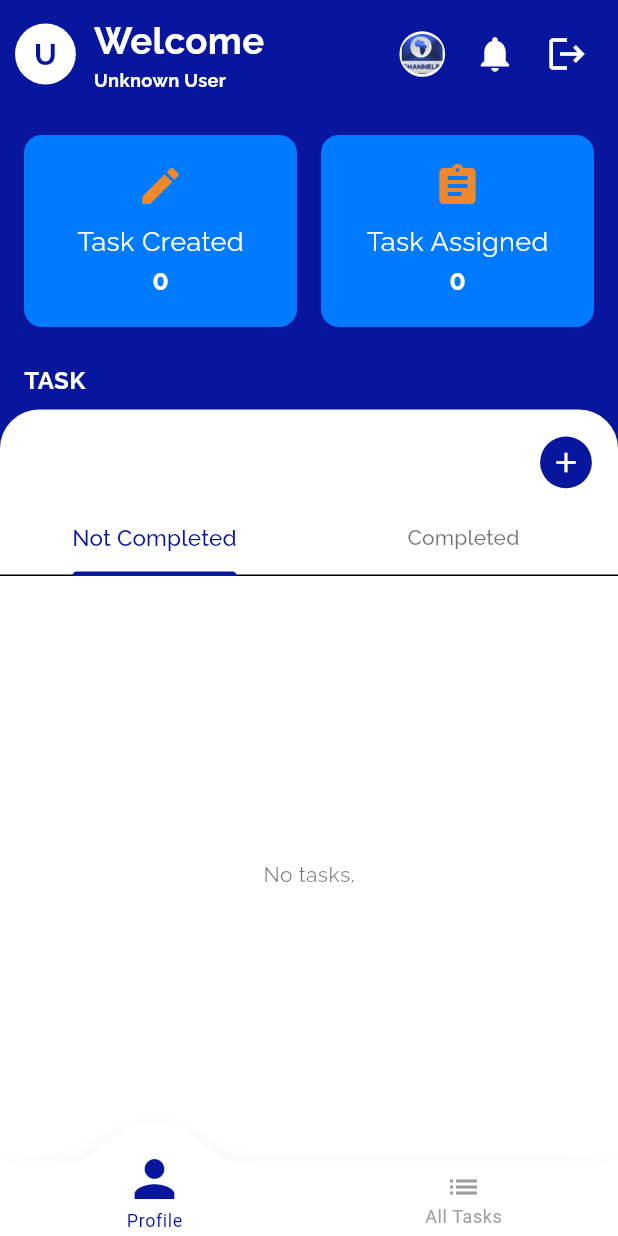
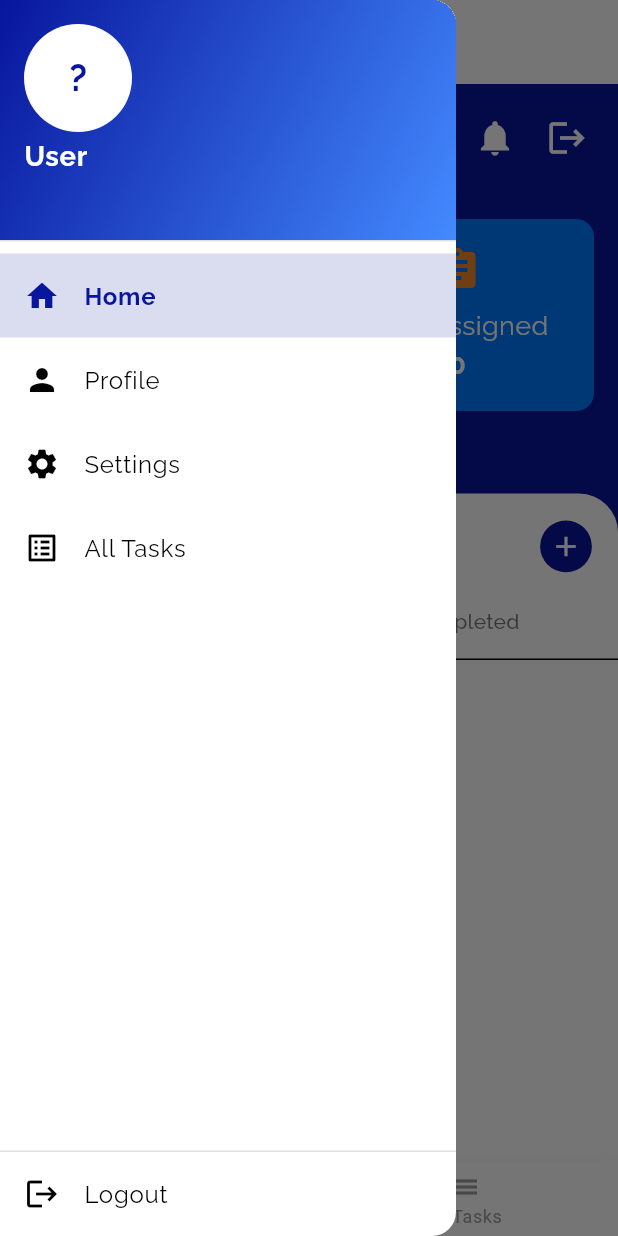
Before and after one commit to danielcyudoncy/task, a Flutter app: the HomeScreen screen opened by its route, with the side drawer open (before the commit the screen has no drawer), on a phone screen of 412 x 824 dp. Run offline on Flutter 3.47's test engine with Material 3 defaults, Android fonts, the phone set to English and light mode, and no system bars; drawn by our look-alikes of convex_bottom_bar; our stand-ins replace cloud_firestore, cloud_functions, firebase_analytics, firebase_auth, firebase_core, firebase_messaging and 12 more; accounts and stored records are empty; statements that could not run were skipped.

Commit message:
adding a drawer

```diff
--- a/lib/utils/themes/app_theme.dart
+++ b/lib/utils/themes/app_theme.dart
@@ -2,7 +2,6 @@
 import 'package:flutter/material.dart';
 import 'package:flutter_screenutil/flutter_screenutil.dart';
 import 'package:google_fonts/google_fonts.dart';
-
 
 class AppTheme {
   static const Color _primaryBlue = Color(0xFF08169D);
@@ -11,6 +10,7 @@ class AppTheme {
   static ThemeData lightTheme = ThemeData(
     useMaterial3: true,
     brightness: Brightness.light,
+    scaffoldBackgroundColor: Colors.white,
     colorScheme: const ColorScheme.light(
       primary: _primaryBlue,
       onPrimary: Colors.white,
@@ -26,7 +26,6 @@ class AppTheme {
       onPrimaryContainer: _primaryBlue,
       surfaceVariant: Color(0xFFF3F6FD),
     ),
-    scaffoldBackgroundColor: Colors.white,
     textTheme: GoogleFonts.ralewayTextTheme(),
     dividerTheme: const DividerThemeData(
       color: Colors.black12,
@@ -34,12 +33,11 @@ class AppTheme {
       space: 1,
     ),
     appBarTheme: AppBarTheme(
-      backgroundColor: Colors.white,
-      foregroundColor: _primaryBlue,
+      backgroundColor: const Color(0xFF181B2A), // allow override
       elevation: 0,
-      iconTheme: const IconThemeData(color: _primaryBlue),
+      iconTheme: const IconThemeData(color: Colors.white), // white hamburger
       titleTextStyle: GoogleFonts.raleway(
-        color: _primaryBlue,
+        color: Colors.white,
         fontWeight: FontWeight.bold,
         fontSize: 20.sp,
       ),
@@ -77,6 +75,7 @@ class AppTheme {
   static ThemeData darkTheme = ThemeData(
     useMaterial3: true,
     brightness: Brightness.dark,
+    scaffoldBackgroundColor: const Color(0xFF181B2A),
     colorScheme: const ColorScheme.dark(
       primary: _primaryBlue,
       onPrimary: Colors.white,
@@ -92,7 +91,6 @@ class AppTheme {
       onPrimaryContainer: Colors.white,
       surfaceVariant: Color(0xFF23243A),
     ),
-    scaffoldBackgroundColor: const Color(0xFF181B2A),
     textTheme: GoogleFonts.ralewayTextTheme(ThemeData.dark().textTheme),
     dividerTheme: const DividerThemeData(
       color: Colors.white24,
@@ -100,8 +98,7 @@ class AppTheme {
       space: 1,
     ),
     appBarTheme: AppBarTheme(
-      backgroundColor: const Color(0xFF181B2A),
-      foregroundColor: Colors.white,
+      backgroundColor: Colors.transparent, // allow override
       elevation: 0,
       iconTheme: const IconThemeData(color: Colors.white),
       titleTextStyle: GoogleFonts.raleway(
@@ -139,5 +136,4 @@ class AppTheme {
       ),
     ),
   );
-
 }
--- a/lib/views/admin_dashboard_screen.dart
+++ b/lib/views/admin_dashboard_screen.dart
@@ -5,6 +5,7 @@ import 'package:flutter_screenutil/flutter_screenutil.dart';
 import 'package:get/get.dart';
 import 'package:task/utils/constants/app_strings.dart';
 import 'package:task/utils/constants/app_styles.dart';
+import 'package:task/widgets/app_drawer.dart';
 import 'package:task/widgets/dashboard_cards_widget.dart';
 import 'package:task/widgets/header_widget.dart';
 import 'package:task/widgets/user_nav_bar.dart';
@@ -402,6 +403,10 @@ class _AdminDashboardScreenState extends State<AdminDashboardScreen>
       }
 
       return Scaffold(
+        drawer: AppDrawer(),
+        appBar: AppBar(
+          title: const Text(''),
+        ),
         body: Container(
           decoration: BoxDecoration(
             gradient: isDark
--- a/lib/views/home_screen.dart
+++ b/lib/views/home_screen.dart
@@ -2,6 +2,7 @@
 import 'package:flutter/material.dart';
 import 'package:flutter_screenutil/flutter_screenutil.dart';
 import 'package:get/get.dart';
+import 'package:task/widgets/app_drawer.dart';
 import 'package:task/widgets/stats_section.dart';
 import 'package:task/widgets/task_section.dart';
 import '../controllers/auth_controller.dart';
@@ -52,6 +53,15 @@ class _HomeScreenState extends State<HomeScreen>
     final isDark = Theme.of(context).brightness == Brightness.dark;
 
     return Scaffold(
+      drawer: AppDrawer(),
+
+      appBar: AppBar(
+        backgroundColor: Colors.transparent,
+        elevation: 0,
+        iconTheme: const IconThemeData(color: Colors.blue),
+        title: const Text(''),
+
+      ),
       body: Container(
         width: double.infinity,
         decoration: BoxDecoration(
--- /dev/null
+++ b/lib/widgets/app_drawer.dart
@@ -0,0 +1,133 @@
+// widgets/app_drawer.dart
+import 'package:flutter/material.dart';
+import 'package:flutter_screenutil/flutter_screenutil.dart';
+import 'package:get/get.dart';
+import '../controllers/auth_controller.dart';
+
+class AppDrawer extends StatelessWidget {
+  final authController = Get.find<AuthController>();
+
+  AppDrawer({super.key});
+
+  @override
+  Widget build(BuildContext context) {
+    final currentRoute = ModalRoute.of(context)?.settings.name ?? '';
+    final isDark = Theme.of(context).brightness == Brightness.dark;
+
+    Color selectedColor = isDark
+        ? Theme.of(context).colorScheme.secondary
+        : Theme.of(context).primaryColor;
+
+    Widget drawerItem({
+      required IconData icon,
+      required String label,
+      required String route,
+    }) {
+      final isSelected = currentRoute == route;
+
+      return AnimatedContainer(
+        duration: const Duration(milliseconds: 300),
+        color:
+            isSelected ? selectedColor.withOpacity(0.15) : Colors.transparent,
+        child: ListTile(
+          leading: AnimatedSwitcher(
+            duration: const Duration(milliseconds: 250),
+            transitionBuilder: (child, animation) =>
+                ScaleTransition(scale: animation, child: child),
+            child: Icon(
+              icon,
+              key: ValueKey<bool>(isSelected),
+              color: isSelected ? selectedColor : null,
+            ),
+          ),
+          title: Text(
+            label,
+            style: TextStyle(
+              color: isSelected ? selectedColor : null,
+              fontWeight: isSelected ? FontWeight.bold : FontWeight.normal,
+            ),
+          ),
+          selected: isSelected,
+          onTap: () {
+            Navigator.pop(context);
+            if (!isSelected) Get.toNamed(route);
+          },
+        ),
+      );
+    }
+
+    return Drawer(
+      child: Column(
+        children: [
+          UserAccountsDrawerHeader(
+            currentAccountPicture: CircleAvatar(
+              radius: 30,
+              backgroundColor: Colors.white,
+              backgroundImage: authController.profilePic.value.isNotEmpty
+                  ? NetworkImage(authController.profilePic.value)
+                  : null,
+              child: authController.profilePic.value.isEmpty
+                  ? Text(
+                      authController.fullName.value.isNotEmpty
+                          ? authController.fullName.value[0].toUpperCase()
+                          : '?',
+                      style:  TextStyle(
+                        fontSize: 24.sp,
+                        fontWeight: FontWeight.bold,
+                        color: const Color(0xFF08169D),
+                        fontFamily: 'Raleway',
+                      ),
+                    )
+                  : null,
+            ),
+            accountName: Text(
+              authController.fullName.value.isNotEmpty
+                  ? authController.fullName.value
+                  : 'User',
+              style:  TextStyle(
+                fontWeight: FontWeight.bold,
+                fontSize: 18.sp,
+                color: Colors.white,
+                fontFamily: 'Raleway',
+              ),
+            ),
+            accountEmail: Text(
+              authController.currentUser?.email ?? '',
+              style: const TextStyle(
+                fontSize: 14,
+                color: Colors.white70,
+              ),
+            ),
+            decoration: BoxDecoration(
+              gradient: LinearGradient(
+                colors: isDark
+                    ? [Colors.grey.shade900, Colors.black87]
+                    : [Theme.of(context).primaryColor, Colors.blueAccent],
+                begin: Alignment.topLeft,
+                end: Alignment.bottomRight,
+              ),
+            ),
+          ),
+
+
+
+          drawerItem(icon: Icons.home, label: 'Home', route: '/home'),
+          drawerItem(icon: Icons.person, label: 'Profile', route: '/profile'),
+          drawerItem(
+              icon: Icons.settings, label: 'Settings', route: '/settings'),
+          drawerItem(
+              icon: Icons.list_alt, label: 'All Tasks', route: '/all-tasks'),
+          const Spacer(),
+          const Divider(),
+          ListTile(
+            leading: const Icon(Icons.logout),
+            title: const Text('Logout'),
+            onTap: () async {
+              await authController.signOut();
+            },
+          ),
+        ],
+      ),
+    );
+  }
+}
```
